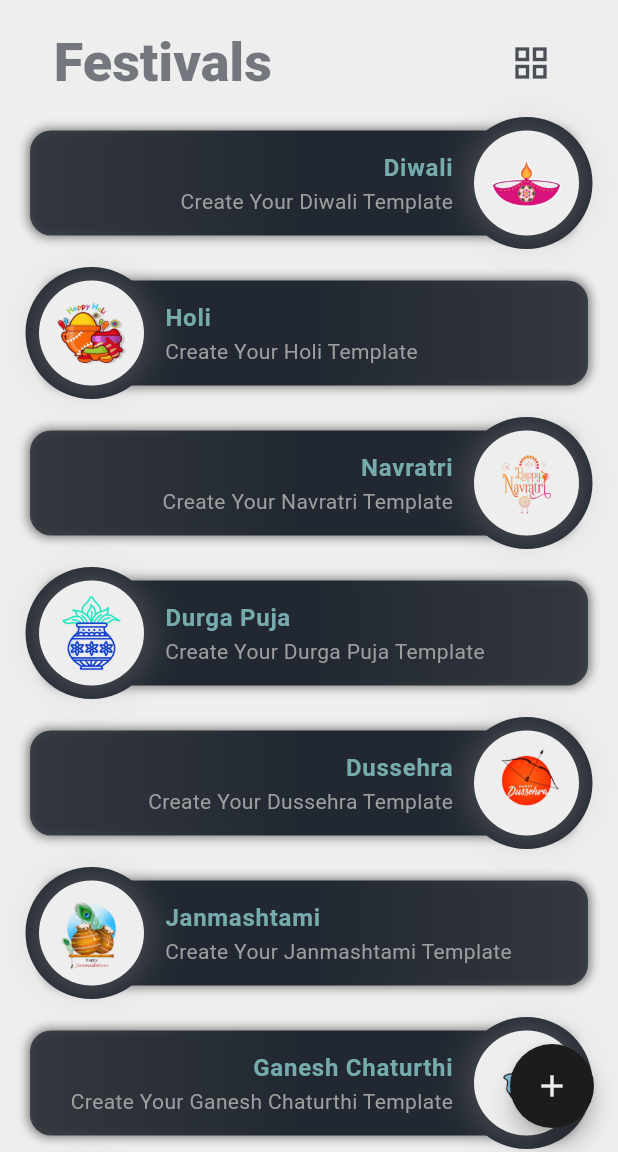
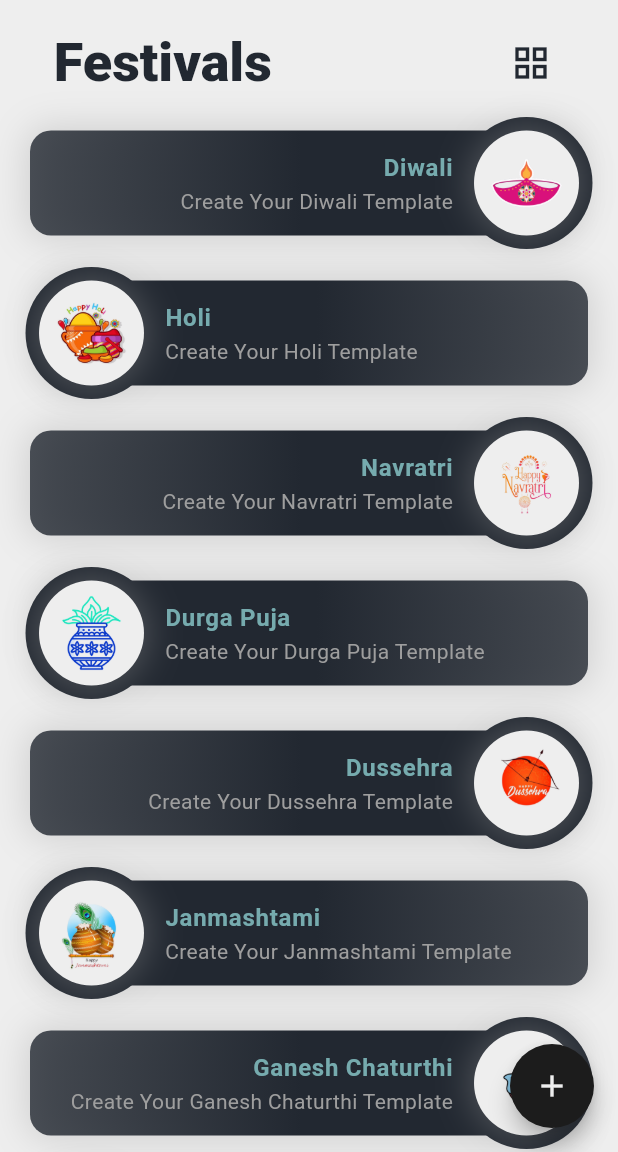
Before and after one commit to Zimil-Patel/festival_post_maker, a Flutter app: the screen it shows after launch, on a phone screen of 412 x 824 dp, the part 84-1236 px from its top. Run offline on Flutter 3.47's test engine with Material 3 defaults, Android fonts, the phone set to English and light mode, and no system bars; our stand-ins replace google_fonts; Roboto replaces fonts that are missing (Varela Round, Varta).

Commit message:
04-04-2024

```diff
--- /dev/null
+++ b/lib/models/post_model.dart
@@ -0,0 +1,33 @@
+
+import 'package:festival_post_maker/models/text_model.dart';
+import 'package:flutter/cupertino.dart';
+
+import '../utils/global lists/model_list.dart';
+
+class PostModel {
+  String? festivalName, imgPath;
+  Color? bgColor;
+  Gradient? gradient;
+  TextModel? textModel;
+  List<PostModel> postObjList = [];
+
+  PostModel({
+    this.festivalName,
+    this.imgPath,
+    this.bgColor,
+    this.gradient,
+    this.textModel,
+  });
+
+  factory PostModel.setData(Map map) => PostModel(
+        festivalName: map['festivalName'],
+        imgPath: map['imgPath'],
+        bgColor: map['bgColor'],
+        gradient: map['gradient'],
+        textModel: map['textModel'],
+  );
+
+  refreshList() {
+    postObjList = postList.map((e) => PostModel.setData(e)).toList();
+  }
+}
--- a/lib/models/text_properties_model.dart
+++ b/lib/models/text_model.dart
@@ -1,17 +1,17 @@
-import 'package:festival_post_maker/utils/global%20lists/text_properties_list.dart';
+import 'package:festival_post_maker/utils/global%20lists/model_list.dart';
 import 'package:flutter/material.dart';
 
-class TextProperties {
-  String? data;
+class TextModel {
+  String? text;
   double? top, bottom, left, right;
   double? size;
   Color? color;
   FontWeight? fontWeight;
 
-  List<TextProperties> textObjList = [];
+  List<TextModel> textObjList = [];
 
-  TextProperties({
-    this.data,
+  TextModel({
+    this.text,
     this.top,
     this.bottom,
     this.left,
@@ -21,8 +21,8 @@
     this.fontWeight,
   });
 
-  factory TextProperties.setData(Map map) => TextProperties(
-        data: map['text'],
+  factory TextModel.setData(Map map) => TextModel(
+        text: map['text'],
         top: map['top'],
         bottom: map['bottom'],
         left: map['left'],
@@ -33,6 +33,6 @@
       );
 
   refreshList() {
-    textObjList = textList.map((e) => TextProperties.setData(e)).toList();
+    textObjList = textList.map((e) => TextModel.setData(e)).toList();
   }
 }
--- /dev/null
+++ b/lib/utils/global lists/model_list.dart
@@ -0,0 +1,29 @@
+import 'package:flutter/material.dart';
+
+//text lists in post
+List textList = [];
+
+//post lists in history
+List postList = [];
+
+Map sampleTextModel = {
+  'text': 'This is sample text',
+  'top': 0.0,
+  'bottom': 0.0,
+  'left': 0.0,
+  'right': 0.0,
+  'size': 20.0,
+  'color': Colors.white,
+  'fontWeight': FontWeight.w600,
+};
+
+Map samplePostModel = {
+  'festivalName': null,
+  'imgPath': null,
+  'bgColor': Colors.white,
+  'gradient': null,
+  'isGradient': false,
+  'isColor': true,
+  'isImg': false,
+  'textModel': null,
+};
--- a/lib/utils/global lists/routes_list.dart
+++ b/lib/utils/global lists/routes_list.dart
@@ -1,8 +1,6 @@
 import 'package:festival_post_maker/views/screens/home%20screen/home_screen.dart';
-import 'package:festival_post_maker/views/screens/template%20view%20screen/template_view_screen.dart';
 import 'package:flutter/material.dart';
 
 Map<String, Widget Function(BuildContext)> routes = {
   '/home': (p0) => const HomeScreen(),
-  '/template': (p1) => const TemplateViewScreen(),
 };
--- /dev/null
+++ b/lib/utils/global lists/shadow_list.dart
@@ -0,0 +1,10 @@
+//shadow
+import 'package:flutter/material.dart';
+
+List<BoxShadow> boxShadowList = [
+  BoxShadow(
+    color: Colors.grey.withOpacity(0.4),
+    blurRadius: 20,
+    spreadRadius: 2,
+  )
+];
--- a/lib/utils/global variables/methods.dart
+++ b/lib/utils/global variables/methods.dart
@@ -1,4 +1,5 @@
-import 'package:festival_post_maker/utils/global%20variables/variables.dart';
+import 'package:festival_post_maker/models/post_model.dart';
+import 'package:festival_post_maker/views/screens/template%20view%20screen/template_view_screen.dart';
 import 'package:flutter/material.dart';
 import 'package:google_fonts/google_fonts.dart';
 
@@ -6,13 +7,13 @@
 TextTheme textThemes() {
   return TextTheme(
     bodyLarge: GoogleFonts.varelaRound(
-      textStyle:  const TextStyle(
+      textStyle: const TextStyle(
         color: Colors.white,
         fontWeight: FontWeight.w600,
       ),
     ),
     bodyMedium: GoogleFonts.varelaRound(
-      textStyle:  const TextStyle(
+      textStyle: const TextStyle(
         color: Colors.white,
         fontWeight: FontWeight.w400,
       ),
@@ -29,11 +30,24 @@
         fontWeight: FontWeight.w600,
       ),
     ),
+    displayMedium: GoogleFonts.varta(
+      textStyle: const TextStyle(
+        color: Colors.white,
+        fontWeight: FontWeight.w600,
+      ),
+    ),
+    labelLarge:  GoogleFonts.varta(
+      textStyle: const TextStyle(
+        color: Colors.white,
+        fontWeight: FontWeight.w600,
+      ),
+    ),
   );
 }
 
 
+
 //navigate to template view screen
-navigateToTemplateView({required BuildContext context}){
-  Navigator.of(context).pushNamed('/template');
+navigateToTemplateView({required BuildContext context,required PostModel postModel}) {
+  Navigator.of(context).push(MaterialPageRoute(builder: (context) => TemplateViewScreen(postModel: postModel,),));
 }
--- a/lib/utils/global variables/variables.dart
+++ b/lib/utils/global variables/variables.dart
@@ -1,8 +1,6 @@
-import 'package:flutter/cupertino.dart';
 
 double screenWidth = 0;
 double screenHeight = 0;
-TextScaler? textSize;
 
 //booleans
 bool isListView = true;
--- a/lib/views/screens/home screen/components/festival_list_column.dart
+++ b/lib/views/screens/home screen/components/festival_list_column.dart
@@ -1,9 +1,15 @@
+import 'package:festival_post_maker/models/post_model.dart';
+import 'package:festival_post_maker/models/text_model.dart';
 import 'package:festival_post_maker/utils/global%20lists/festivals_list.dart';
+import 'package:festival_post_maker/utils/global%20lists/images_paths_list.dart';
+import 'package:festival_post_maker/utils/global%20lists/shadow_list.dart';
 import 'package:festival_post_maker/utils/global%20variables/colors.dart';
 import 'package:festival_post_maker/utils/global%20variables/methods.dart';
 import 'package:festival_post_maker/utils/global%20variables/variables.dart';
 import 'package:flutter/cupertino.dart';
 import 'package:flutter/material.dart';
+
+import '../../../../utils/global lists/model_list.dart';
 
 class FestivalListColumn extends StatelessWidget {
   const FestivalListColumn({
@@ -19,7 +25,25 @@
           (index) => CupertinoButton(
             padding: EdgeInsets.zero,
             onPressed: () {
-              navigateToTemplateView(context: context);
+              textList.add(sampleTextModel);
+
+              //new text model object
+              TextModel textModel = TextModel();
+              textModel.refreshList();
+
+              //new post model object
+              PostModel postModel = PostModel(
+                  festivalName: festivalsList[index],
+                  bgColor: null,
+                  gradient: null,
+                  imgPath: '${imagePathList[index]}img1.png',
+                  textModel: textModel);
+
+              //clear global text list
+              textList.clear();
+
+              //navigate with arguments
+              navigateToTemplateView(context: context, postModel: postModel);
             },
             //box of festival name and image
             child: Container(
@@ -45,13 +69,7 @@
                       height: 70,
                       width: screenWidth,
                       decoration: BoxDecoration(
-                        boxShadow: [
-                          BoxShadow(
-                            color: Colors.black.withOpacity(0.5),
-                            blurRadius: 5,
-                            spreadRadius: 1,
-                          ),
-                        ],
+                        boxShadow: boxShadowList,
                         borderRadius: BorderRadius.circular(14),
                         gradient: index % 2 == 0
                             ? gradientFromRight
--- a/lib/views/screens/home screen/components/title_and_toggle_button.dart
+++ b/lib/views/screens/home screen/components/title_and_toggle_button.dart
@@ -19,7 +19,7 @@
             Text(
               '    $title',
               style: Theme.of(context).textTheme.displaySmall!.copyWith(
-                    color: primaryColor.withOpacity(0.6),
+                    color: primaryColor,
                     fontWeight: FontWeight.w900,
                   ),
             ),
@@ -49,7 +49,7 @@
     child: Icon(
       size: 28,
       !isListView ? Icons.line_weight_rounded : Icons.grid_view,
-      color: primaryColor.withOpacity(0.8),
+      color: primaryColor,
     ),
   );
 }
--- a/lib/views/screens/home screen/home_screen.dart
+++ b/lib/views/screens/home screen/home_screen.dart
@@ -19,7 +19,6 @@
   Widget build(BuildContext context) {
     screenWidth = MediaQuery.of(context).size.width;
     screenHeight = MediaQuery.of(context).size.height;
-    textSize = MediaQuery.of(context).textScaler;
     void toggleWidgetState() {
       setState(() {});
     }
```
Also changed, not shown: lib/utils/global lists/text_properties_list.dart (deleted, +0 -14 lines), lib/views/screens/home screen/components/festivals_list_grid.dart (+26 -16 lines), lib/views/screens/template view screen/components/bottom_decoration.dart (added, +30 -0 lines), lib/views/screens/template view screen/components/edit_button.dart (added, +41 -0 lines), lib/views/screens/template view screen/components/template_view_box.dart (added, +30 -0 lines), lib/views/screens/template view screen/template_view_screen.dart (+42 -1 lines).
